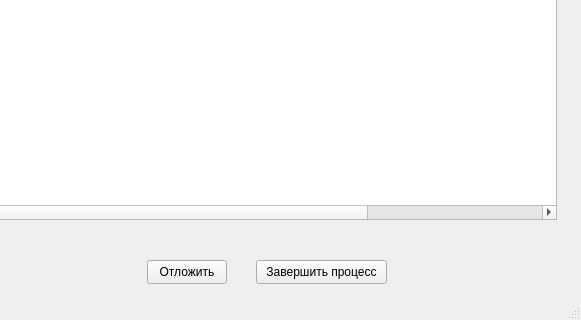
Old version of the form Project1/Project1.ui in the repository f1shaa/Project1; both pictures show x 193 to 774 and y 129 to 449 of the 774 by 449 pixel window.
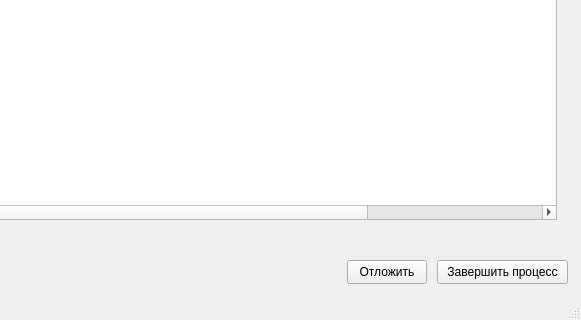
New version of the form.

Commit message: исправление неправильного отображения активности загруженных процессов

Diff of the .ui file:
```diff
--- a/Project1/Project1.ui
+++ b/Project1/Project1.ui
@@ -65,7 +65,7 @@
    <widget class="QPushButton" name="buttonClose">
     <property name="geometry">
      <rect>
-      <x>449</x>
+      <x>630</x>
       <y>370</y>
       <width>131</width>
       <height>24</height>
@@ -78,7 +78,7 @@
    <widget class="QPushButton" name="buttonStartTime">
     <property name="geometry">
      <rect>
-      <x>340</x>
+      <x>540</x>
       <y>370</y>
       <width>80</width>
       <height>24</height>
```
The commit also changes 2 other files.
